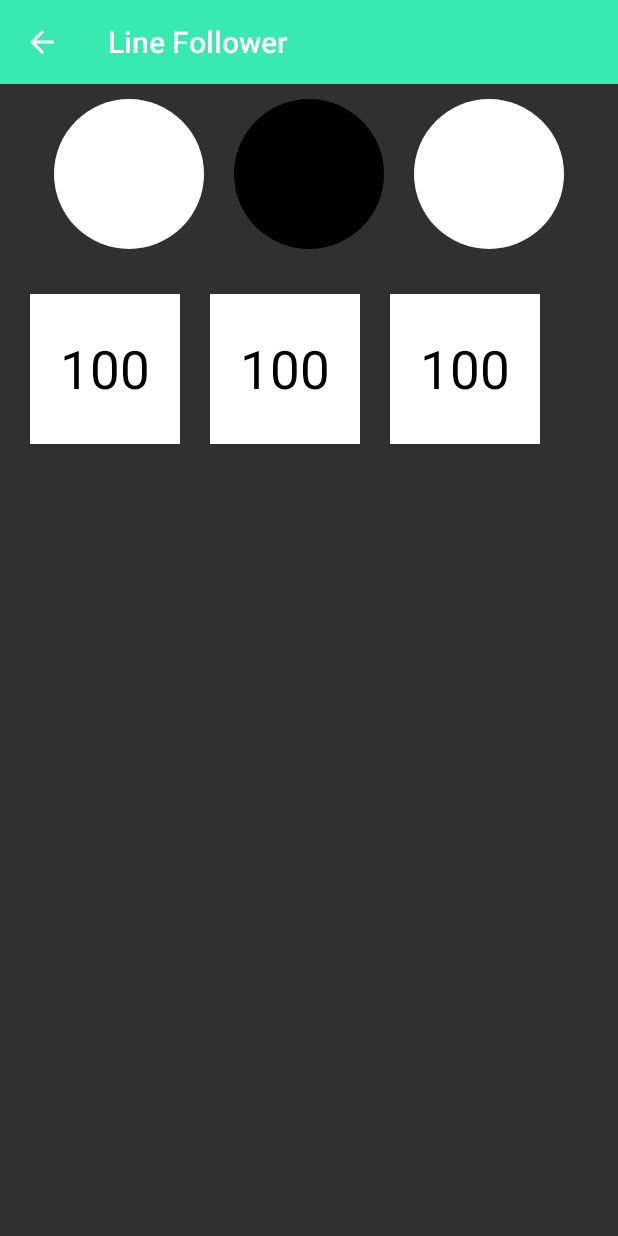
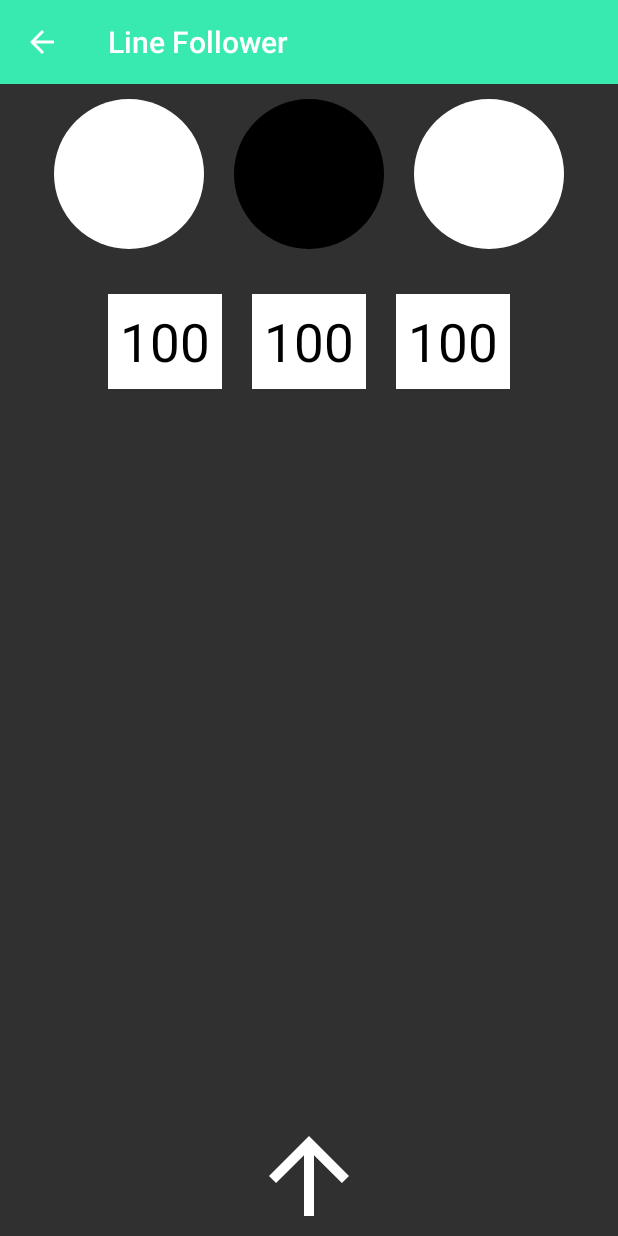
Before and after one commit to MarvEltun/SURCISM, an Android app: the InfraRedActivity screen opened directly, with no data from a screen before it, on a phone screen of 412 x 824 dp. Run offline under Robolectric (Android 15) with nearby library versions, the phone set to English and light mode, and no system bars.

Commit message:
Added direction arrow

```diff
--- a/app/src/main/res/layout/activity_infra_red.xml
+++ b/app/src/main/res/layout/activity_infra_red.xml
@@ -16,7 +16,7 @@
         android:layout_width="wrap_content"
         android:layout_height="wrap_content"
         android:layout_below="@id/mainToolbar"
-        android:layout_centerInParent="true"
+        android:layout_centerHorizontal="true"
         android:id="@+id/colorData">
     <View
         android:layout_width="@dimen/infra_color_size"
@@ -56,10 +56,12 @@
         android:layout_height="wrap_content"
         android:layout_below="@id/colorData"
         android:layout_margin="@dimen/infra_text_margin"
+       android:layout_centerHorizontal="true"
         >
         <TextView
-            android:layout_width="@dimen/infra_text_width"
-            android:layout_height="@dimen/infra_text_height"
+            android:layout_width="wrap_content"
+            android:layout_height="wrap_content"
+            android:padding="@dimen/ultra_padding"
             android:textColor="@color/black"
             android:text="@string/default_infra_data"
             android:background="@color/white"
@@ -68,8 +70,9 @@
             android:id="@+id/leftSensorNumberData"
             android:layout_margin="@dimen/infra_text_margin"/>
         <TextView
-            android:layout_width="@dimen/infra_text_width"
-            android:layout_height="@dimen/infra_text_height"
+            android:layout_width="wrap_content"
+            android:layout_height="wrap_content"
+            android:padding="@dimen/ultra_padding"
             android:layout_toRightOf="@id/leftSensorNumberData"
             android:id="@+id/middleSensorNumberData"
             android:layout_margin="@dimen/infra_text_margin"
@@ -79,8 +82,9 @@
             android:text="@string/default_infra_data"
             android:gravity="center"/>
         <TextView
-            android:layout_width="@dimen/infra_text_width"
-            android:layout_height="@dimen/infra_text_height"
+            android:layout_width="wrap_content"
+            android:padding="@dimen/ultra_padding"
+            android:layout_height="wrap_content"
             android:layout_toRightOf="@id/middleSensorNumberData"
             android:id="@+id/rightSensorNumberData"
             android:layout_margin="@dimen/infra_text_margin"
@@ -90,4 +94,11 @@
             android:text="@string/default_infra_data"
             android:gravity="center"/>
     </RelativeLayout>
+    <ImageView
+        android:layout_width="@dimen/arrow_size"
+        android:layout_height="@dimen/arrow_size"
+        android:layout_alignParentBottom="true"
+        android:layout_centerHorizontal="true"
+        android:src="@drawable/forward_black"
+        android:tint="@color/white" />
 </RelativeLayout>
```
